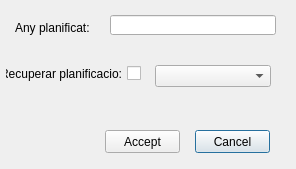
bgeo-gis/treemanage_qgis_pluggin, file ui/tree_manage.ui: the form before one commit.
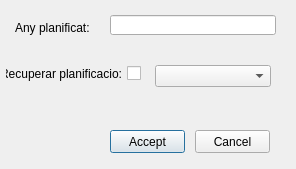
The form after the commit.

Patch:
```diff
--- a/ui/tree_manage.ui
+++ b/ui/tree_manage.ui
@@ -68,6 +68,19 @@
     </rect>
    </property>
   </widget>
+  <widget class="QPushButton" name="btn_accept">
+   <property name="geometry">
+    <rect>
+     <x>110</x>
+     <y>130</y>
+     <width>75</width>
+     <height>23</height>
+    </rect>
+   </property>
+   <property name="text">
+    <string>Accept</string>
+   </property>
+  </widget>
   <widget class="QPushButton" name="btn_cancel">
    <property name="geometry">
     <rect>
@@ -81,19 +94,6 @@
     <string>Cancel</string>
    </property>
   </widget>
-  <widget class="QPushButton" name="btn_accept">
-   <property name="geometry">
-    <rect>
-     <x>105</x>
-     <y>130</y>
-     <width>75</width>
-     <height>23</height>
-    </rect>
-   </property>
-   <property name="text">
-    <string>Accept</string>
-   </property>
-  </widget>
  </widget>
  <resources/>
  <connections/>
```
